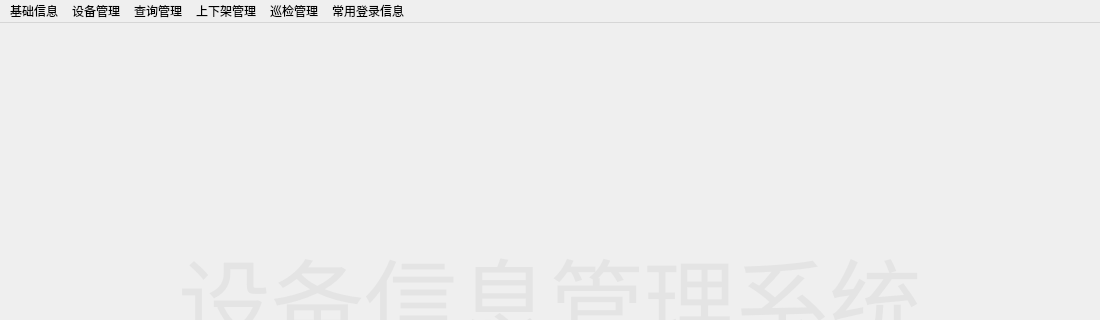
tainyuhong/pyside_machine_system, file ui/Main_win.ui: the form before one commit; both pictures show x 0 to 1100 and y 0 to 320 of the 1100 by 700 pixel window.
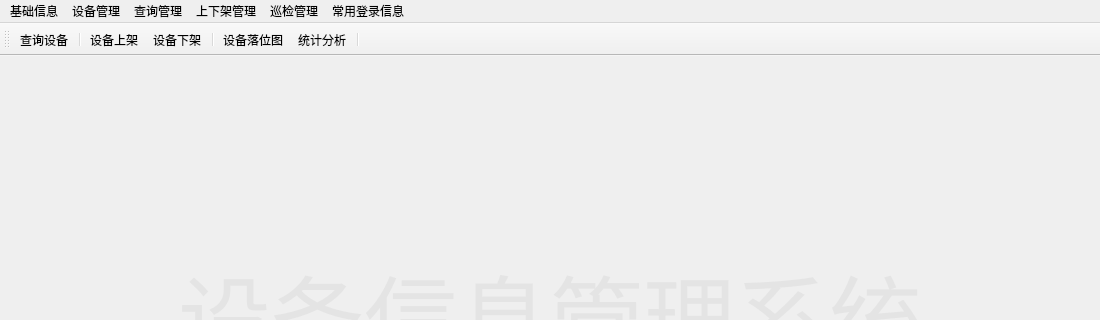
The form after the commit. Icons and pictures are not drawn.

Diff of the .ui file:
```diff
--- a/ui/Main_win.ui
+++ b/ui/Main_win.ui
@@ -14,7 +14,7 @@
    <string>机房设备管理系统pyside6-V1.0</string>
   </property>
   <widget class="QWidget" name="centralwidget">
-   <layout class="QHBoxLayout" name="horizontalLayout">
+   <layout class="QVBoxLayout" name="verticalLayout">
     <item>
      <widget class="QLabel" name="label">
       <property name="font">
@@ -106,6 +106,25 @@
    <addaction name="menu"/>
   </widget>
   <widget class="QStatusBar" name="statusbar"/>
+  <widget class="QToolBar" name="toolBar">
+   <property name="windowTitle">
+    <string>toolBar</string>
+   </property>
+   <attribute name="toolBarArea">
+    <enum>TopToolBarArea</enum>
+   </attribute>
+   <attribute name="toolBarBreak">
+    <bool>false</bool>
+   </attribute>
+   <addaction name="actioncxsb"/>
+   <addaction name="separator"/>
+   <addaction name="actionsjgl"/>
+   <addaction name="actionxjgl"/>
+   <addaction name="separator"/>
+   <addaction name="action_top"/>
+   <addaction name="action_report"/>
+   <addaction name="separator"/>
+  </widget>
   <action name="actionjfgl">
    <property name="text">
     <string>机房管理</string>
```
Left out of the diff: 28 changed lines with no effect on the pictures.
